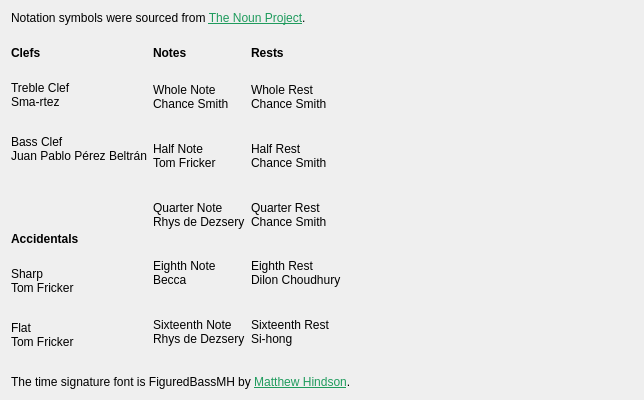
The window that toplevel/composerwidget/composerackdialog.ui (nirjacobson/Chromasound-Studio) describes before a commit, drawn with Qt 5.
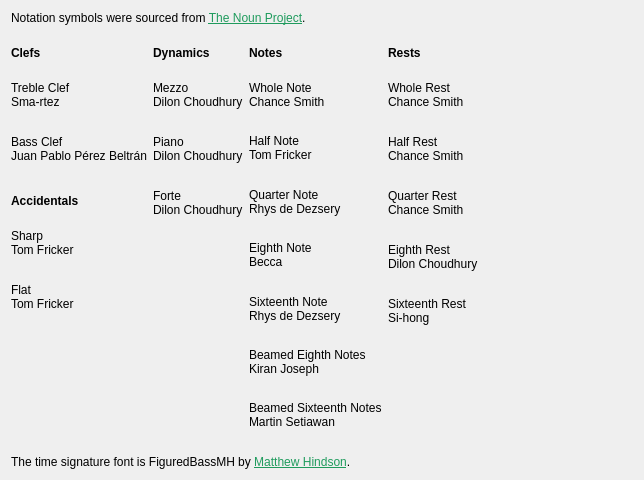
The same window after the commit.

What changed in the file:
```diff
--- a/toplevel/composerwidget/composerackdialog.ui
+++ b/toplevel/composerwidget/composerackdialog.ui
@@ -7,25 +7,25 @@
     <x>0</x>
     <y>0</y>
     <width>644</width>
-    <height>400</height>
+    <height>480</height>
    </rect>
   </property>
   <property name="minimumSize">
    <size>
     <width>644</width>
-    <height>400</height>
+    <height>480</height>
    </size>
   </property>
   <property name="maximumSize">
    <size>
-    <width>644</width>
-    <height>440</height>
+    <width>647</width>
+    <height>506</height>
    </size>
   </property>
   <property name="windowTitle">
    <string>Acknowledgements</string>
   </property>
-  <layout class="QVBoxLayout" name="verticalLayout_4">
+  <layout class="QVBoxLayout" name="verticalLayout_5">
    <item>
     <widget class="QLabel" name="nounProjectLabel">
      <property name="text">
@@ -93,14 +93,17 @@
         </widget>
        </item>
        <item>
-        <spacer name="verticalSpacer">
+        <spacer name="verticalSpacer_4">
          <property name="orientation">
           <enum>Qt::Orientation::Vertical</enum>
          </property>
+         <property name="sizeType">
+          <enum>QSizePolicy::Policy::Fixed</enum>
+         </property>
          <property name="sizeHint" stdset="0">
           <size>
            <width>20</width>
-           <height>18</height>
+           <height>10</height>
           </size>
          </property>
         </spacer>
@@ -145,17 +148,89 @@
         </widget>
        </item>
        <item>
-        <spacer name="verticalSpacer_4">
+        <spacer name="verticalSpacer">
          <property name="orientation">
           <enum>Qt::Orientation::Vertical</enum>
          </property>
-         <property name="sizeType">
-          <enum>QSizePolicy::Policy::Fixed</enum>
+         <property name="sizeHint" stdset="0">
+          <size>
+           <width>20</width>
+           <height>18</height>
+          </size>
          </property>
+        </spacer>
+       </item>
+      </layout>
+     </item>
+     <item>
+      <layout class="QVBoxLayout" name="verticalLayout_4">
+       <item>
+        <widget class="QLabel" name="restsLabel_2">
+         <property name="minimumSize">
+          <size>
+           <width>0</width>
+           <height>24</height>
+          </size>
+         </property>
+         <property name="maximumSize">
+          <size>
+           <width>16777215</width>
+           <height>24</height>
+          </size>
+         </property>
+         <property name="text">
+          <string>&lt;html&gt;&lt;head/&gt;&lt;body&gt;&lt;p&gt;&lt;span style=&quot; font-weight:700;&quot;&gt;Dynamics&lt;/span&gt;&lt;/p&gt;&lt;/body&gt;&lt;/html&gt;</string>
+         </property>
+        </widget>
+       </item>
+       <item>
+        <widget class="QLabel" name="wholeRestLabel_2">
+         <property name="minimumSize">
+          <size>
+           <width>0</width>
+           <height>48</height>
+          </size>
+         </property>
+         <property name="text">
+          <string>&lt;html&gt;&lt;head/&gt;&lt;body&gt;&lt;p&gt;Mezzo&lt;br/&gt;Dilon Choudhury&lt;/p&gt;&lt;/body&gt;&lt;/html&gt;</string>
+         </property>
+        </widget>
+       </item>
+       <item>
+        <widget class="QLabel" name="halfRestLabel_2">
+         <property name="minimumSize">
+          <size>
+           <width>0</width>
+           <height>48</height>
+          </size>
+         </property>
+         <property name="text">
+          <string>&lt;html&gt;&lt;head/&gt;&lt;body&gt;&lt;p&gt;Piano&lt;br/&gt;Dilon Choudhury&lt;/p&gt;&lt;/body&gt;&lt;/html&gt;</string>
+         </property>
+        </widget>
+       </item>
+       <item>
+        <widget class="QLabel" name="quarterRestLabel_2">
+         <property name="minimumSize">
+          <size>
+           <width>0</width>
+           <height>48</height>
+          </size>
+         </property>
+         <property name="text">
+          <string>&lt;html&gt;&lt;head/&gt;&lt;body&gt;&lt;p&gt;Forte&lt;br/&gt;Dilon Choudhury&lt;/p&gt;&lt;/body&gt;&lt;/html&gt;</string>
+         </property>
+        </widget>
+       </item>
+       <item>
+        <spacer name="verticalSpacer_7">
+         <property name="orientation">
+          <enum>Qt::Orientation::Vertical</enum>
+         </property>
          <property name="sizeHint" stdset="0">
           <size>
            <width>20</width>
-           <height>10</height>
+           <height>18</height>
           </size>
          </property>
         </spacer>
@@ -248,6 +323,32 @@
          </property>
         </widget>
        </item>
+       <item>
+        <widget class="QLabel" name="sixtnthNoteLabel_2">
+         <property name="minimumSize">
+          <size>
+           <width>0</width>
+           <height>48</height>
+          </size>
+         </property>
+         <property name="text">
+          <string>&lt;html&gt;&lt;head/&gt;&lt;body&gt;&lt;p&gt;Beamed Eighth Notes&lt;br/&gt;Kiran Joseph&lt;/p&gt;&lt;/body&gt;&lt;/html&gt;</string>
+         </property>
+        </widget>
+       </item>
+       <item>
+        <widget class="QLabel" name="sixtnthNoteLabel_3">
+         <property name="minimumSize">
+          <size>
+           <width>0</width>
+           <height>48</height>
+          </size>
+         </property>
+         <property name="text">
+          <string>&lt;html&gt;&lt;head/&gt;&lt;body&gt;&lt;p&gt;Beamed Sixteenth Notes&lt;br/&gt;Martin Setiawan&lt;/p&gt;&lt;/body&gt;&lt;/html&gt;</string>
+         </property>
+        </widget>
+       </item>
        <item>
         <spacer name="verticalSpacer_2">
          <property name="orientation">
@@ -357,13 +458,10 @@
          <property name="orientation">
           <enum>Qt::Orientation::Vertical</enum>
          </property>
-         <property name="sizeType">
-          <enum>QSizePolicy::Policy::Fixed</enum>
-         </property>
          <property name="sizeHint" stdset="0">
           <size>
            <width>20</width>
-           <height>10</height>
+           <height>18</height>
           </size>
          </property>
         </spacer>
@@ -377,7 +475,7 @@
        </property>
        <property name="sizeHint" stdset="0">
         <size>
-         <width>40</width>
+         <width>17</width>
          <height>20</height>
         </size>
        </property>
```
